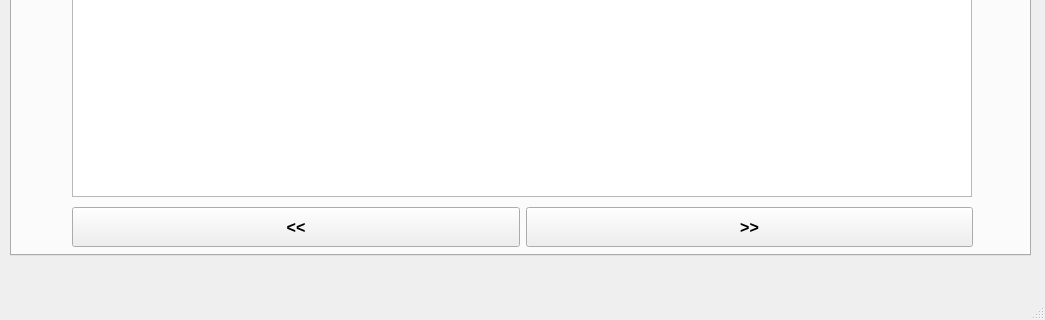
Before: the Qt Designer form administrationwindow.ui in SevaKarlov2005/SeaportClient, drawn with Qt 5; both pictures show x 0 to 1045 and y 535 to 855 of the 1045 by 855 pixel window.
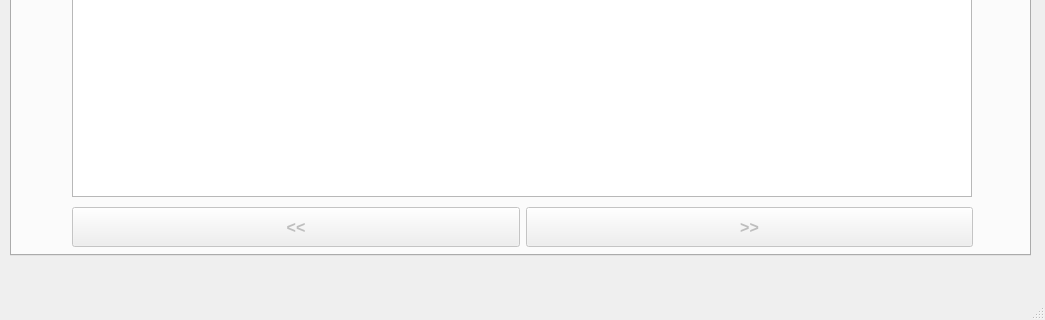
After: the same form once the commit is applied. The open tabs and pages were chosen to show the change.

The edit to the form file:
```diff
--- a/administrationwindow.ui
+++ b/administrationwindow.ui
@@ -5732,6 +5732,9 @@
       <layout class="QHBoxLayout" name="horizontalLayout_129">
        <item>
         <widget class="QPushButton" name="bid_left_button">
+         <property name="enabled">
+          <bool>false</bool>
+         </property>
          <property name="minimumSize">
           <size>
            <width>0</width>
@@ -5751,6 +5754,9 @@
        </item>
        <item>
         <widget class="QPushButton" name="bid_right_button">
+         <property name="enabled">
+          <bool>false</bool>
+         </property>
          <property name="minimumSize">
           <size>
            <width>0</width>
```
Left out of the diff: 32 changed lines with no effect on the pictures.
